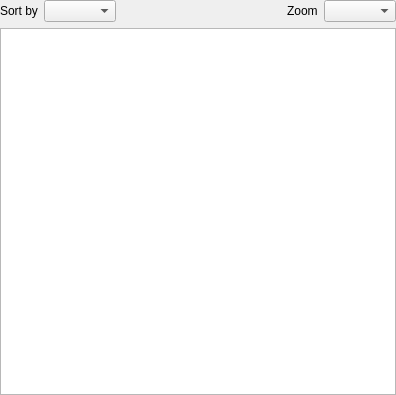
First picture: the form in src/GUI/Library/GUI_CoverView.ui, repository Inferno214221/sayonara-player, before the edit.
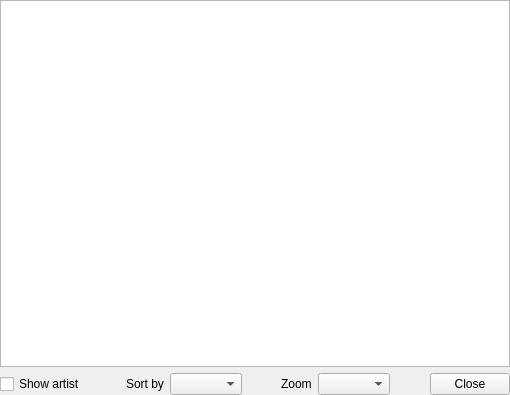
Second picture: the form after the edit. Custom widgets are drawn as their Qt base class.

Commit message: sort by artist in cover view

The edit to the form file:
```diff
--- a/src/GUI/Library/GUI_CoverView.ui
+++ b/src/GUI/Library/GUI_CoverView.ui
@@ -6,7 +6,7 @@
    <rect>
 	<x>0</x>
 	<y>0</y>
-	<width>396</width>
+    <width>510</width>
 	<height>395</height>
    </rect>
   </property>
@@ -23,7 +23,10 @@
    <property name="bottomMargin">
 	<number>0</number>
    </property>
-   <item row="0" column="0">
+   <item row="1" column="0">
+    <widget class="Library::CoverView" name="tb_view"/>
+   </item>
+   <item row="2" column="0">
 	<widget class="QWidget" name="topbar" native="true">
 	 <layout class="QHBoxLayout" name="horizontalLayout">
 	  <property name="leftMargin">
@@ -38,6 +41,26 @@
 	  <property name="bottomMargin">
 	   <number>0</number>
 	  </property>
+      <item>
+       <widget class="QCheckBox" name="cb_show_artist">
+        <property name="text">
+         <string notr="true">Show artist</string>
+        </property>
+       </widget>
+      </item>
+      <item>
+       <spacer name="horizontalSpacer_3">
+        <property name="orientation">
+         <enum>Qt::Horizontal</enum>
+        </property>
+        <property name="sizeHint" stdset="0">
+         <size>
+          <width>40</width>
+          <height>20</height>
+         </size>
+        </property>
+       </spacer>
+      </item>
 	  <item>
 	   <widget class="QLabel" name="lab_sorting">
 		<property name="text">
@@ -71,6 +94,32 @@
 	  <item>
 	   <widget class="Gui::ComboBox" name="combo_zoom"/>
 	  </item>
+      <item>
+       <spacer name="horizontalSpacer_2">
+        <property name="orientation">
+         <enum>Qt::Horizontal</enum>
+        </property>
+        <property name="sizeHint" stdset="0">
+         <size>
+          <width>40</width>
+          <height>20</height>
+         </size>
+        </property>
+       </spacer>
+      </item>
+      <item>
+       <widget class="QPushButton" name="btn_close">
+        <property name="sizePolicy">
+         <sizepolicy hsizetype="Maximum" vsizetype="Minimum">
+          <horstretch>0</horstretch>
+          <verstretch>0</verstretch>
+         </sizepolicy>
+        </property>
+        <property name="text">
+         <string notr="true">Close</string>
+        </property>
+       </widget>
+      </item>
 	 </layout>
 	</widget>
    </item>
```
Left out of the diff: 3 changed lines with no effect on the pictures. Lines whose indentation alone changed are shown as unchanged. The commit also changes 11 other files.
